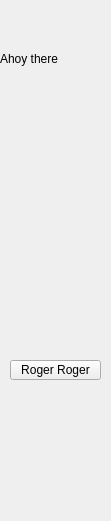
Above: toolbar.ui from BrandonWortmann/SpriteEditor before the change. Below: the same form after it.
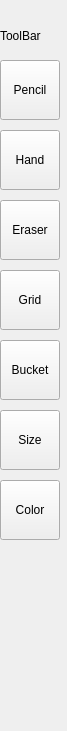
That is the form after the change.

Commit message: Added popup forms for set size and color

The edit to the form file:
```diff
--- a/toolbar.ui
+++ b/toolbar.ui
@@ -6,37 +6,115 @@
    <rect>
     <x>0</x>
     <y>0</y>
-    <width>111</width>
-    <height>521</height>
+    <width>67</width>
+    <height>731</height>
    </rect>
   </property>
   <property name="windowTitle">
    <string>Form</string>
   </property>
-  <widget class="QLabel" name="label">
+  <widget class="QPushButton" name="bucketBtn">
    <property name="geometry">
     <rect>
      <x>0</x>
-     <y>50</y>
-     <width>101</width>
-     <height>17</height>
+     <y>340</y>
+     <width>60</width>
+     <height>60</height>
     </rect>
    </property>
    <property name="text">
-    <string>Ahoy there</string>
+    <string>Bucket</string>
    </property>
   </widget>
   <widget class="QPushButton" name="pushButton">
    <property name="geometry">
     <rect>
-     <x>10</x>
-     <y>360</y>
-     <width>91</width>
-     <height>20</height>
+     <x>0</x>
+     <y>270</y>
+     <width>60</width>
+     <height>60</height>
     </rect>
    </property>
    <property name="text">
-    <string>Roger Roger</string>
+    <string>Grid</string>
+   </property>
+  </widget>
+  <widget class="QPushButton" name="eraserBtn">
+   <property name="geometry">
+    <rect>
+     <x>0</x>
+     <y>200</y>
+     <width>60</width>
+     <height>60</height>
+    </rect>
+   </property>
+   <property name="text">
+    <string>Eraser</string>
+   </property>
+  </widget>
+  <widget class="QPushButton" name="handBtn">
+   <property name="geometry">
+    <rect>
+     <x>0</x>
+     <y>130</y>
+     <width>60</width>
+     <height>60</height>
+    </rect>
+   </property>
+   <property name="text">
+    <string>Hand</string>
+   </property>
+  </widget>
+  <widget class="QPushButton" name="sizeBtn">
+   <property name="geometry">
+    <rect>
+     <x>0</x>
+     <y>410</y>
+     <width>60</width>
+     <height>60</height>
+    </rect>
+   </property>
+   <property name="text">
+    <string>Size</string>
+   </property>
+  </widget>
+  <widget class="QPushButton" name="colorBtn">
+   <property name="geometry">
+    <rect>
+     <x>0</x>
+     <y>480</y>
+     <width>60</width>
+     <height>60</height>
+    </rect>
+   </property>
+   <property name="text">
+    <string>Color</string>
+   </property>
+  </widget>
+  <widget class="QPushButton" name="pencilBtn">
+   <property name="geometry">
+    <rect>
+     <x>0</x>
+     <y>60</y>
+     <width>60</width>
+     <height>60</height>
+    </rect>
+   </property>
+   <property name="text">
+    <string>Pencil</string>
+   </property>
+  </widget>
+  <widget class="QLabel" name="toolBarLabel">
+   <property name="geometry">
+    <rect>
+     <x>0</x>
+     <y>20</y>
+     <width>51</width>
+     <height>31</height>
+    </rect>
+   </property>
+   <property name="text">
+    <string>ToolBar</string>
    </property>
   </widget>
  </widget>
```
Left out of the diff: 2 changed lines with no effect on the pictures. The commit also changes 9 other files.
